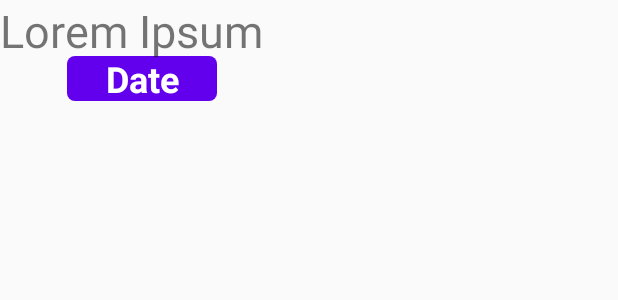
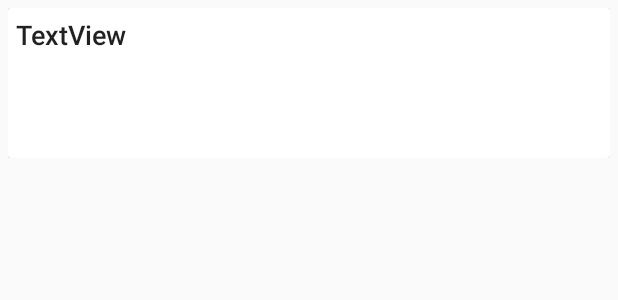
Before and after one commit to ArindamTosh/byteNotes, an Android app: the layout my_row.xml on its own in the app's theme, with its tools: preview values and no code run, on a phone screen of 412 x 824 dp. Shown: the top 300 px of the screen. Run offline under Robolectric (Android 15) with nearby library versions, the phone set to English and light mode, and no system bars.

Commit message:
ByteNotes Working - v3 - Database to RecyclerView-Done

```diff
--- a/app/src/main/java/com/example/bytenotes/WriteNote.java
+++ b/app/src/main/java/com/example/bytenotes/WriteNote.java
@@ -30,6 +30,7 @@ public class WriteNote extends AppCompatActivity {
             Intent i1 = new Intent(this, MainActivity.class);
             startActivity(i1);
             kill_activity();
+
         }else{
 
 
--- a/app/src/main/res/layout/activity_main.xml
+++ b/app/src/main/res/layout/activity_main.xml
@@ -50,6 +50,7 @@
         app:layout_constraintTop_toBottomOf="@+id/header">
 
         <androidx.recyclerview.widget.RecyclerView
+            android:id="@+id/myRecycler"
             android:layout_width="370dp"
             android:layout_height="569dp"
             android:layout_marginStart="19dp"
--- a/app/src/main/res/layout/my_row.xml
+++ b/app/src/main/res/layout/my_row.xml
@@ -3,43 +3,33 @@
     xmlns:android="http://schemas.android.com/apk/res/android"
     xmlns:app="http://schemas.android.com/apk/res-auto"
     xmlns:tools="http://schemas.android.com/tools"
+    android:orientation="vertical"
     android:layout_width="match_parent"
-    android:layout_height="match_parent">
+    android:layout_height="wrap_content"
+    android:padding="5dp">
 
-    <ImageView
-        android:id="@+id/imageView2"
-        android:layout_width="100dp"
-        android:layout_height="30dp"
-        android:layout_marginStart="59dp"
-        android:layout_marginTop="37dp"
-        android:layout_marginEnd="282dp"
-        app:layout_constraintEnd_toEndOf="parent"
-        app:layout_constraintStart_toStartOf="parent"
+    <androidx.cardview.widget.CardView
+        android:layout_width="match_parent"
+        android:layout_height="100dp"
         app:layout_constraintTop_toTopOf="parent"
-        app:srcCompat="@drawable/roundedrectangle" />
+        tools:layout_editor_absoluteX="1dp">
 
-    <TextView
-        android:id="@+id/date"
-        android:layout_width="wrap_content"
-        android:layout_height="wrap_content"
-        android:layout_marginStart="8dp"
-        android:layout_marginEnd="8dp"
-        android:text="Date"
-        android:textColor="#FFFFFF"
-        android:textSize="24sp"
-        android:textStyle="bold"
-        app:layout_constraintBottom_toBottomOf="@+id/imageView2"
-        app:layout_constraintEnd_toEndOf="@+id/imageView2"
-        app:layout_constraintStart_toStartOf="@+id/imageView2"
-        app:layout_constraintTop_toTopOf="@+id/imageView2" />
+        <androidx.constraintlayout.widget.ConstraintLayout
+            android:layout_width="match_parent"
+            android:layout_height="match_parent">
 
-    <TextView
-        android:id="@+id/textView3"
-        android:layout_width="wrap_content"
-        android:layout_height="wrap_content"
-        android:text="Lorem Ipsum"
-        android:textSize="30sp"
-        tools:layout_editor_absoluteX="44dp"
-        tools:layout_editor_absoluteY="87dp" />
+            <TextView
+                android:id="@+id/noteView"
+                style="@style/TextAppearance.AppCompat.Title"
+                android:layout_width="wrap_content"
+                android:layout_height="wrap_content"
+                android:layout_marginStart="5dp"
+                android:layout_marginTop="5dp"
+                android:text="TextView"
+                android:textSize="18sp"
+                app:layout_constraintStart_toStartOf="parent"
+                app:layout_constraintTop_toTopOf="parent" />
+        </androidx.constraintlayout.widget.ConstraintLayout>
+    </androidx.cardview.widget.CardView>
 
 </androidx.constraintlayout.widget.ConstraintLayout>
```
Also changed, not shown: app/src/main/java/com/example/bytenotes/MainActivity.java (+36 -1 lines), app/src/main/java/com/example/bytenotes/myCoreDatabase.java (+60 -18 lines), app/src/main/java/com/example/bytenotes/myRecyclerView.java (added, +57 -0 lines).
